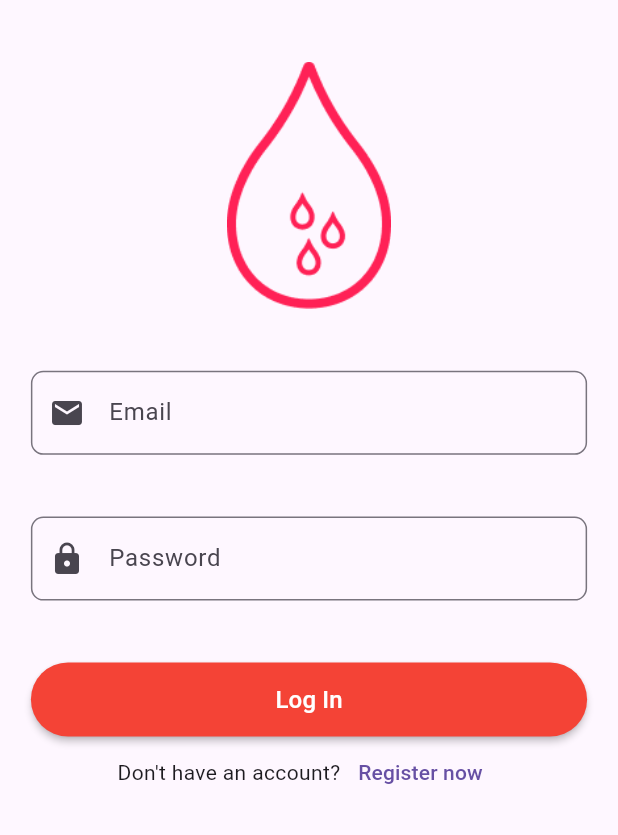
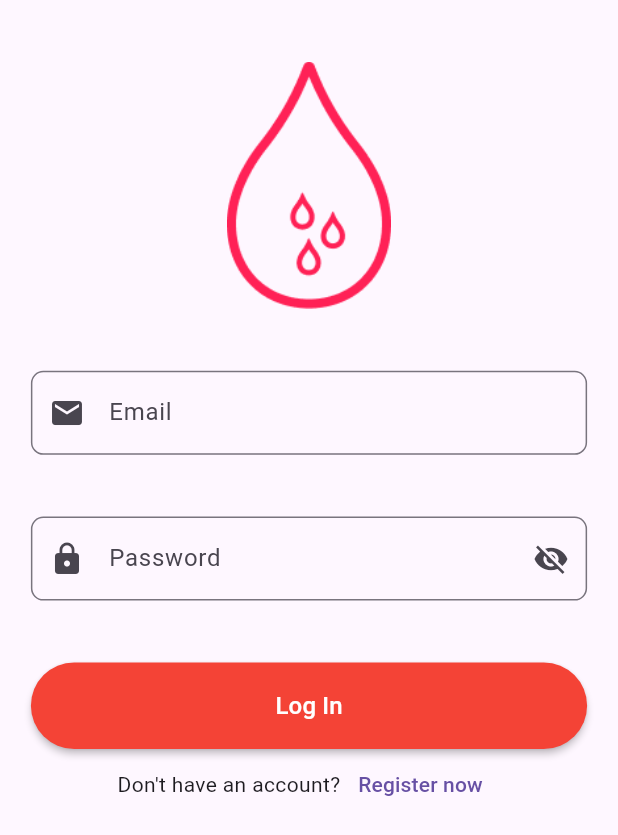
Before and after one commit to sabin6969/blood-donation-flutter-app, a Flutter app: the screen it shows after launch, after a tap on "Skip", after a tap on "Get Started", after a tap on "Log In", on a phone screen of 412 x 824 dp. Shown: the top 835 px of the screen. Run offline on Flutter 3.47's test engine with Material 3 defaults, Android fonts, the light colour scheme and no system bars; our stand-ins replace get, smooth_page_indicator.

Commit message:
chore: Update login controller to handle empty email and password inputs

```diff
--- a/lib/controllers/login_controller.dart
+++ b/lib/controllers/login_controller.dart
@@ -8,8 +8,16 @@ class LoginController extends GetxController {
   RxBool isLoading = RxBool(false);
   TextEditingController emailController = TextEditingController();
   TextEditingController passwordController = TextEditingController();
+  RxBool isPasswordVisible = RxBool(true);
 
   void login({required String email, required String password}) async {
+    if (email.isEmpty || password.isEmpty) {
+      Get.snackbar("Error", "Both Email and Password are required");
+    } else {
+      if (!email.isEmail) {
+        Get.snackbar("Error", "Please enter a valid Email");
+        return;
+      }
       try {
         isLoading.value = true;
         String message =
@@ -25,3 +33,4 @@ class LoginController extends GetxController {
       }
     }
   }
+}
--- a/lib/utils/custom_auth_button.dart
+++ b/lib/utils/custom_auth_button.dart
@@ -16,7 +16,7 @@ class CustomAuthButton extends StatelessWidget {
     size = MediaQuery.sizeOf(context);
     return MaterialButton(
       minWidth: size.width,
-      height: size.height * 0.06,
+      height: size.height * 0.07,
       color: buttonColor,
       shape: const StadiumBorder(),
       onPressed: onPressed,
--- a/lib/utils/custom_text_field.dart
+++ b/lib/utils/custom_text_field.dart
@@ -5,20 +5,30 @@ class CustomTextField extends StatelessWidget {
   final String hintText;
   final Icon prefixIcon;
   final TextEditingController controller;
-  const CustomTextField(
-      {super.key,
-      required this.hintText,
-      required this.prefixIcon,
-      required this.controller});
+  final TextInputType textInputType;
+  final bool? isObsecure;
+  final Widget? suffixIconButton;
+  const CustomTextField({
+    super.key,
+    required this.hintText,
+    required this.prefixIcon,
+    required this.controller,
+    required this.textInputType,
+    this.isObsecure,
+    this.suffixIconButton,
+  });
 
   @override
   Widget build(BuildContext context) {
     size = MediaQuery.sizeOf(context);
     return TextFormField(
+      obscureText: isObsecure ?? false,
+      keyboardType: textInputType,
       controller: controller,
       decoration: InputDecoration(
         hintText: hintText,
         prefixIcon: prefixIcon,
+        suffixIcon: suffixIconButton,
         border: OutlineInputBorder(
           borderRadius: BorderRadius.circular(
             size.width * 0.02,
--- a/lib/views/login_view.dart
+++ b/lib/views/login_view.dart
@@ -41,6 +41,7 @@ class _LoginViewState extends State<LoginView> {
                   ),
                   CustomTextField(
                     controller: loginController.emailController,
+                    textInputType: TextInputType.emailAddress,
                     hintText: "Email",
                     prefixIcon: const Icon(
                       Icons.email,
@@ -49,13 +50,28 @@ class _LoginViewState extends State<LoginView> {
                   SizedBox(
                     height: size.height * 0.05,
                   ),
-                  CustomTextField(
+                  GetX<LoginController>(builder: (controller) {
+                    return CustomTextField(
                       controller: loginController.passwordController,
+                      textInputType: TextInputType.visiblePassword,
                       hintText: "Password",
                       prefixIcon: const Icon(
                         Icons.lock,
                       ),
+                      isObsecure: controller.isPasswordVisible.value,
+                      suffixIconButton: IconButton(
+                        onPressed: () {
+                          controller.isPasswordVisible.value =
+                              !controller.isPasswordVisible.value;
+                        },
+                        icon: Icon(
+                          controller.isPasswordVisible.value
+                              ? Icons.visibility_off
+                              : Icons.visibility,
                         ),
+                      ),
+                    );
+                  }),
                   SizedBox(
                     height: size.height * 0.05,
                   ),
@@ -63,7 +79,9 @@ class _LoginViewState extends State<LoginView> {
                     return CustomAuthButton(
                       buttonColor: Colors.red,
                       child: controller.isLoading.value
-                          ? const CircularProgressIndicator()
+                          ? const CircularProgressIndicator(
+                              color: Colors.white,
+                            )
                           : const Text(
                               "Log In",
                               style: TextStyle(
```
Lines whose indentation alone changed are shown as unchanged.
